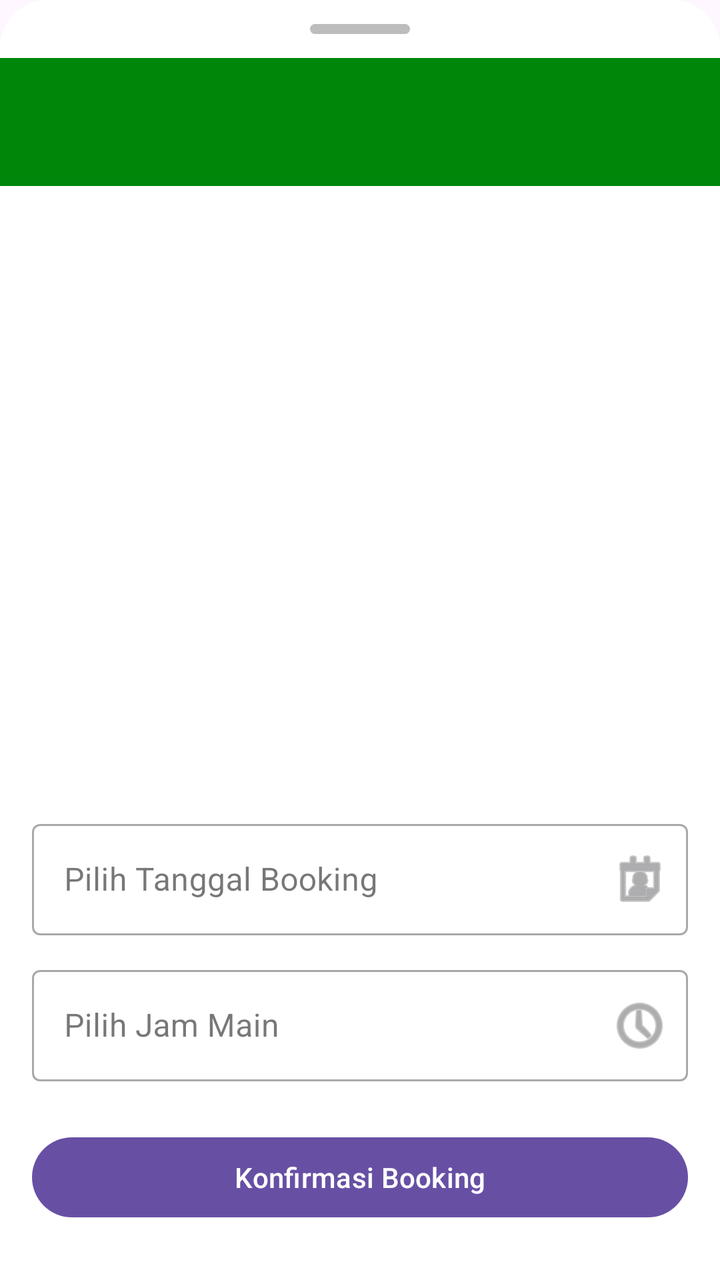
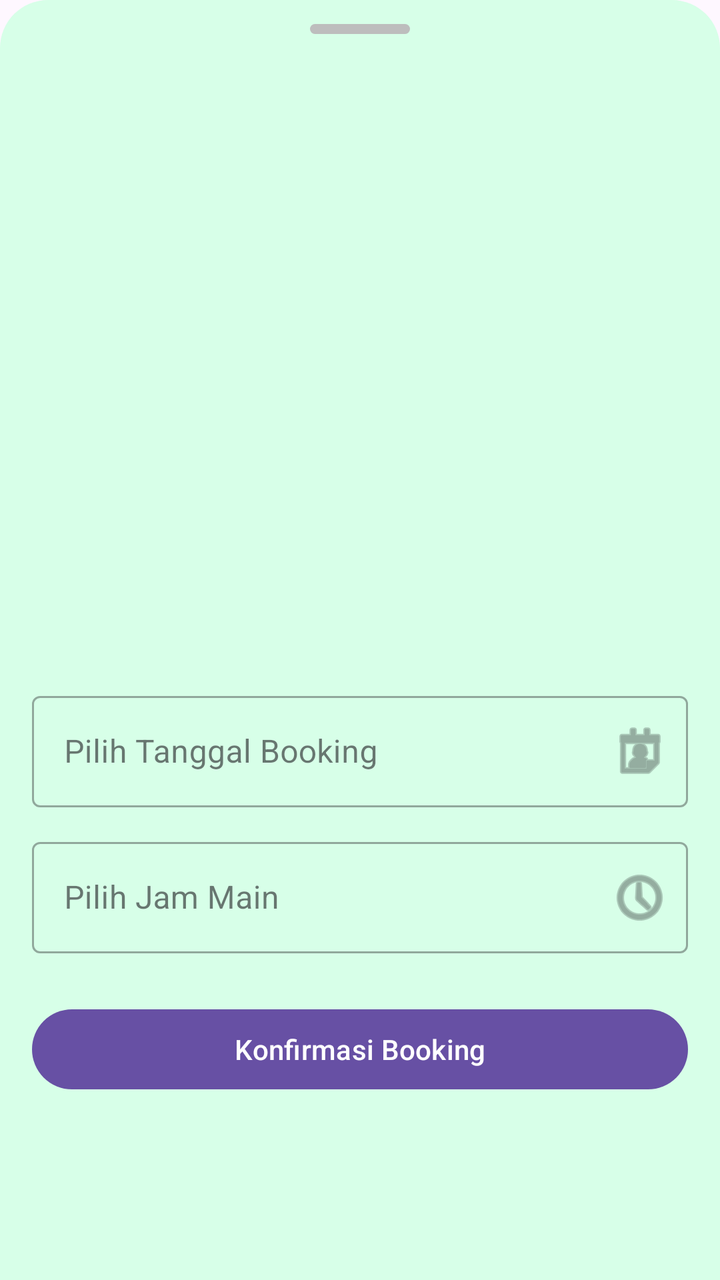

Screens rendered from an Android XML layout before and after an edit, with the pre-edit source and the edit as a unified diff.
<!-- AndroidManifest.xml: application theme Theme.Mrstango -->
<!-- res/layout/fragment_console_detail.xml -->
<?xml version="1.0" encoding="utf-8"?>
<LinearLayout xmlns:android="http://schemas.android.com/apk/res/android"
    xmlns:app="http://schemas.android.com/apk/res-auto"
    android:layout_width="match_parent"
    android:layout_height="match_parent"
    android:background="@drawable/bg_rounded_floating"
    android:orientation="vertical">

    
    <View
        android:layout_width="50dp"
        android:layout_height="5dp"
        android:layout_gravity="center_horizontal"
        android:layout_marginTop="12dp"
        android:layout_marginBottom="12dp"
        android:background="@drawable/bg_bar_floating" />

    
    <androidx.appcompat.widget.Toolbar
        android:id="@+id/toolbar"
        android:layout_width="match_parent"
        android:layout_height="?attr/actionBarSize"
        android:background="?attr/colorPrimary"
        android:backgroundTint="@color/dark_green"
        app:subtitleTextColor="@android:color/white"
        app:titleTextColor="@android:color/white" />

    
    <ScrollView
        android:layout_width="match_parent"
        android:layout_height="match_parent"
        android:fillViewport="true">

        
        <androidx.constraintlayout.widget.ConstraintLayout
            android:layout_width="match_parent"
            android:layout_height="wrap_content"
            android:padding="16dp">

            <ImageView
                android:id="@+id/imgDetail"
                android:layout_width="match_parent"
                android:layout_height="200dp"
                android:scaleType="centerCrop"
                app:layout_constraintTop_toTopOf="parent" />

            <TextView
                android:id="@+id/tvDetailName"
                android:layout_width="wrap_content"
                android:layout_height="wrap_content"
                android:layout_marginTop="16dp"
                android:textSize="22sp"
                android:textStyle="bold"
                app:layout_constraintStart_toStartOf="parent"
                app:layout_constraintTop_toBottomOf="@id/imgDetail" />

            <TextView
                android:id="@+id/tvDetailPrice"
                android:layout_width="wrap_content"
                android:layout_height="wrap_content"
                android:layout_marginTop="4dp"
                android:textColor="@color/dark_green"
                android:textSize="18sp"
                android:textStyle="bold"
                app:layout_constraintStart_toStartOf="parent"
                app:layout_constraintTop_toBottomOf="@id/tvDetailName" />

            
            <com.google.android.material.textfield.TextInputLayout
                android:id="@+id/layoutDate"
                style="@style/Widget.MaterialComponents.TextInputLayout.OutlinedBox"
                android:layout_width="match_parent"
                android:layout_height="wrap_content"
                android:layout_marginTop="24dp"
                android:hint="Pilih Tanggal Booking"
                app:endIconMode="custom"
                app:endIconDrawable="@android:drawable/ic_menu_my_calendar"
                app:layout_constraintTop_toBottomOf="@id/tvDetailPrice">

                <com.google.android.material.textfield.TextInputEditText
                    android:id="@+id/etDate"
                    android:layout_width="match_parent"
                    android:layout_height="wrap_content"
                    android:focusable="false"
                    android:clickable="true" />
            </com.google.android.material.textfield.TextInputLayout>

            <com.google.android.material.textfield.TextInputLayout
                android:id="@+id/layoutTime"
                style="@style/Widget.MaterialComponents.TextInputLayout.OutlinedBox"
                android:layout_width="match_parent"
                android:layout_height="wrap_content"
                android:layout_marginTop="12dp"
                android:hint="Pilih Jam Main"
                app:endIconMode="custom"
                app:endIconDrawable="@android:drawable/ic_menu_recent_history"
                app:layout_constraintTop_toBottomOf="@id/layoutDate">

                <com.google.android.material.textfield.TextInputEditText
                    android:id="@+id/etTime"
                    android:layout_width="match_parent"
                    android:layout_height="wrap_content"
                    android:focusable="false"
                    android:clickable="true" />
            </com.google.android.material.textfield.TextInputLayout>

            <Button
                android:id="@+id/btnSubmitBooking"
                android:layout_width="match_parent"
                android:layout_height="wrap_content"
                android:layout_marginTop="24dp"
                android:text="Konfirmasi Booking"
                app:layout_constraintTop_toBottomOf="@id/layoutTime" />

        </androidx.constraintlayout.widget.ConstraintLayout>
    </ScrollView>
</LinearLayout>
<!-- resources referenced by this layout -->
<resources>
  <color name="dark_green">#00870A</color>
  <!-- drawable bg_bar_floating (drawable) -->
  <?xml version="1.0" encoding="utf-8"?>
  <shape xmlns:android="http://schemas.android.com/apk/res/android">
      <solid android:color="#BDBDBD" /> 
      <corners android:radius="4dp" />
  </shape>
  <!-- drawable bg_rounded_floating (drawable) -->
  <?xml version="1.0" encoding="utf-8"?>
  <shape xmlns:android="http://schemas.android.com/apk/res/android">
      
      <solid android:color="#FFFFFF" />
      <corners
          android:topLeftRadius="24dp"
          android:topRightRadius="24dp" />
  </shape>
  <style name="Theme.Mrstango" parent="Base.Theme.Mrstango" />
  <style name="Base.Theme.Mrstango" parent="Theme.Material3.DayNight.NoActionBar">
          
          
      </style>
</resources>

<!-- the commit's change to res/layout/fragment_console_detail.xml (unified diff, before → after) -->
@@ -4,7 +4,8 @@
     android:layout_width="match_parent"
     android:layout_height="match_parent"
     android:background="@drawable/bg_rounded_floating"
-    android:orientation="vertical">
+    android:orientation="vertical"
+    android:backgroundTint="@color/light_green">
 
     
     <View
@@ -15,15 +16,6 @@
         android:layout_marginBottom="12dp"
         android:background="@drawable/bg_bar_floating" />
 
-    
-    <androidx.appcompat.widget.Toolbar
-        android:id="@+id/toolbar"
-        android:layout_width="match_parent"
-        android:layout_height="?attr/actionBarSize"
-        android:background="?attr/colorPrimary"
-        android:backgroundTint="@color/dark_green"
-        app:subtitleTextColor="@android:color/white"
-        app:titleTextColor="@android:color/white" />
 
     
     <ScrollView
<!-- resource entries referenced after the edit -->
@@ -1,6 +1,7 @@
 <!-- resources referenced by this layout -->
 <resources>
   <color name="dark_green">#00870A</color>
+  <color name="light_green">#D7FFE8</color>
   <!-- drawable bg_bar_floating (drawable) -->
   <?xml version="1.0" encoding="utf-8"?>
   <shape xmlns:android="http://schemas.android.com/apk/res/android">
